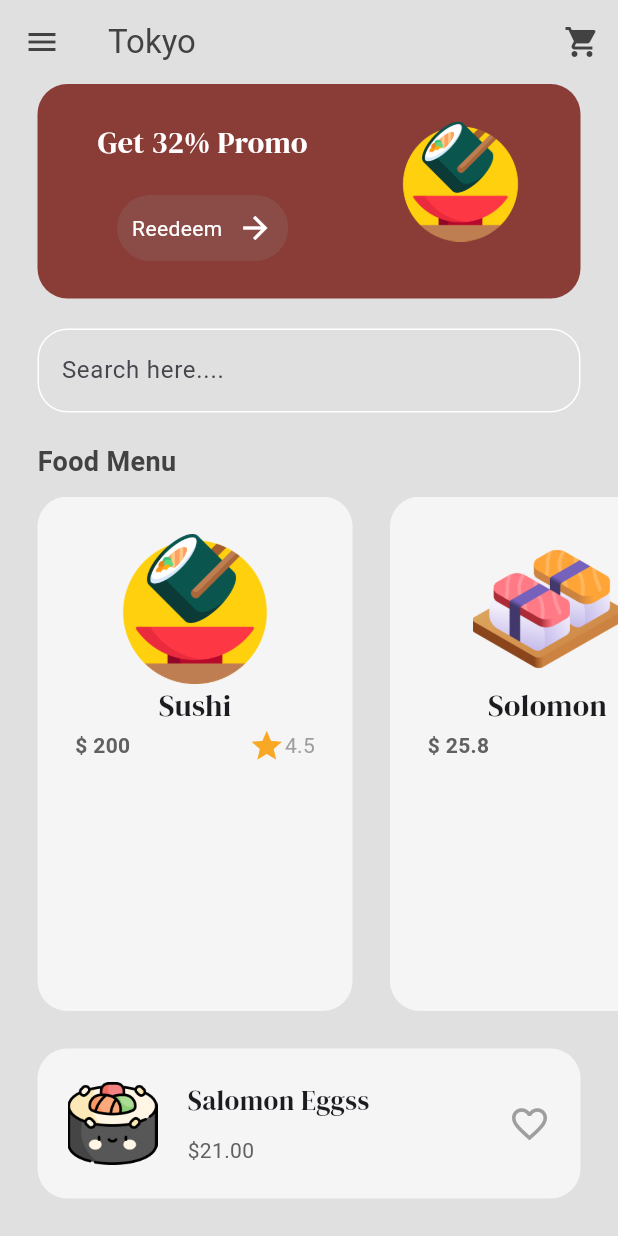
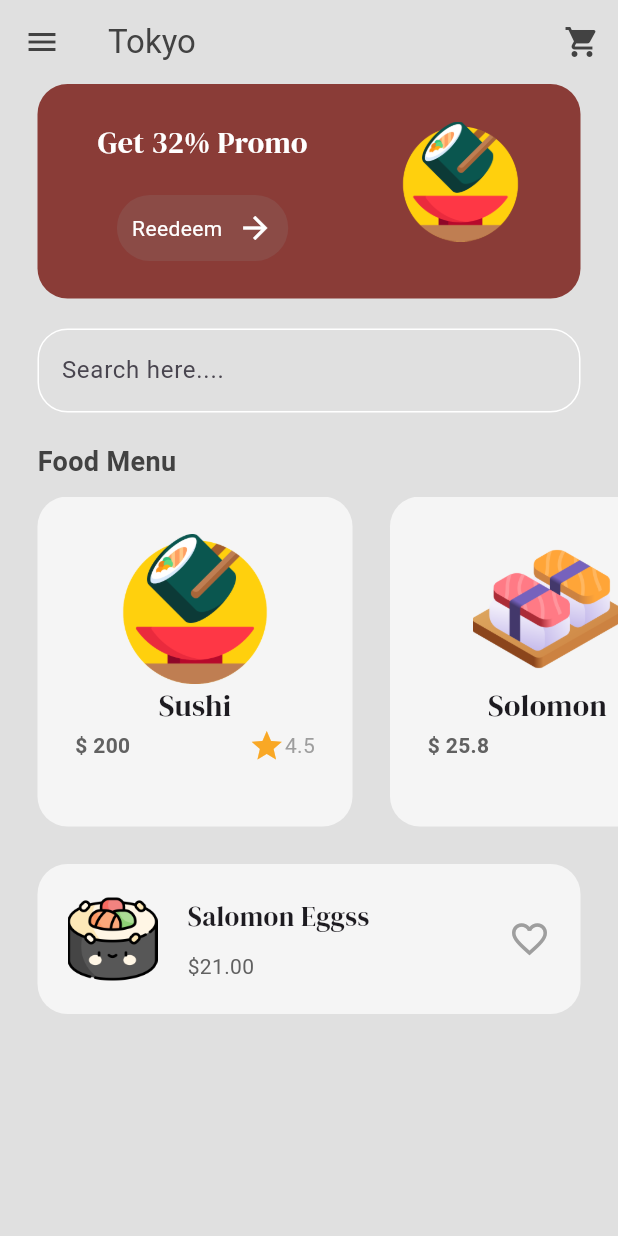
Before and after one commit to cho237/Sushi-Restaurant-App-Flutter, a Flutter app: the MenuScreen screen opened directly, on a phone screen of 412 x 824 dp. Run offline on Flutter 3.47's test engine with Material 3 defaults, Android fonts, the phone set to English and light mode, and no system bars; our stand-ins replace google_fonts.

Commit message:
adding scroll menu screen

```diff
--- a/lib/screens/menu.dart
+++ b/lib/screens/menu.dart
@@ -39,7 +39,8 @@ class MenuScreen extends StatelessWidget {
               icon: const Icon(Icons.shopping_cart))
         ],
       ),
-      body: Column(
+      body: SingleChildScrollView(
+        child: Column(
           crossAxisAlignment: CrossAxisAlignment.start,
           children: [
             Container(
@@ -118,7 +119,8 @@ class MenuScreen extends StatelessWidget {
             const SizedBox(
               height: 10,
             ),
-          Expanded(
+            SizedBox(
+              height: 220,
               child: ListView.builder(
                 scrollDirection: Axis.horizontal,
                 itemCount: foodMenu.length,
@@ -193,6 +195,7 @@ class MenuScreen extends StatelessWidget {
             )
           ],
         ),
+      ),
     );
   }
 }
```
Lines whose indentation alone changed are shown as unchanged.
